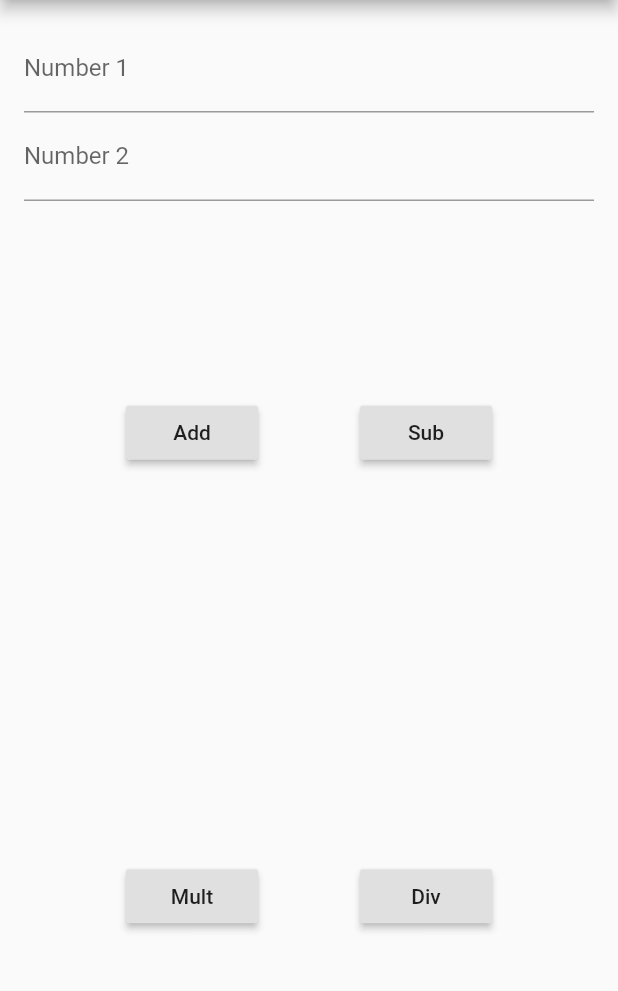
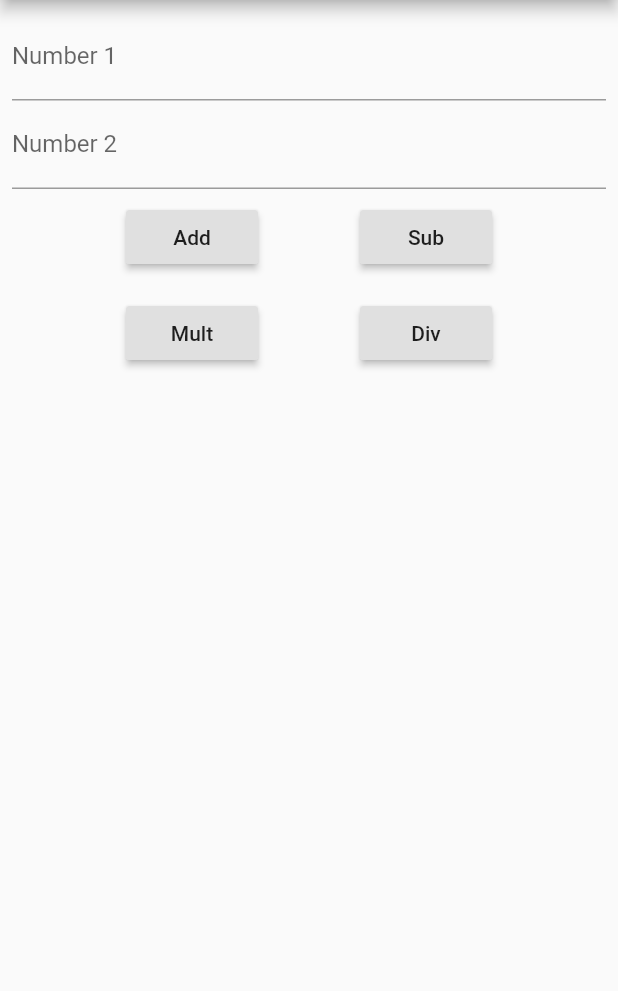
Before and after one commit to hlamyatthuzarnwe/flutter_calculate_numbers, a Flutter app: the screen it shows after launch, on a phone screen of 412 x 824 dp, the part 84-1075 px from its top. Run offline on Flutter 3.47's test engine with Material 2 defaults, Android fonts, the phone set to English and light mode, and no system bars.

Commit message:
use two containers

```diff
--- a/lib/main.dart
+++ b/lib/main.dart
@@ -90,7 +90,7 @@ class CalculateNumbers extends StatelessWidget {
       },
     );
 
-    Container container = Container(
+    /*Container container = Container(
       padding: const EdgeInsets.all(16),
       child: Column(
         children: <Widget>[
@@ -110,6 +110,29 @@ class CalculateNumbers extends StatelessWidget {
           )
         ],
       ),
+    );*/
+    Container container = Container(
+      padding: const EdgeInsets.all(8),
+      child: Column(
+        children: <Widget>[
+          textField_one,
+          textField_two,
+          Container(
+            padding: EdgeInsets.all(8),
+            child: Row(
+              mainAxisAlignment: MainAxisAlignment.spaceEvenly,
+              children: <Widget>[addButton, subButton],
+            ),
+          ),
+          Container(
+            padding: EdgeInsets.all(8),
+            child: Row(
+              mainAxisAlignment: MainAxisAlignment.spaceEvenly,
+              children: <Widget>[multButton, divButton],
+            ),
+          ),
+        ],
+      ),
     );
 
     AppBar appBar = AppBar(
```
